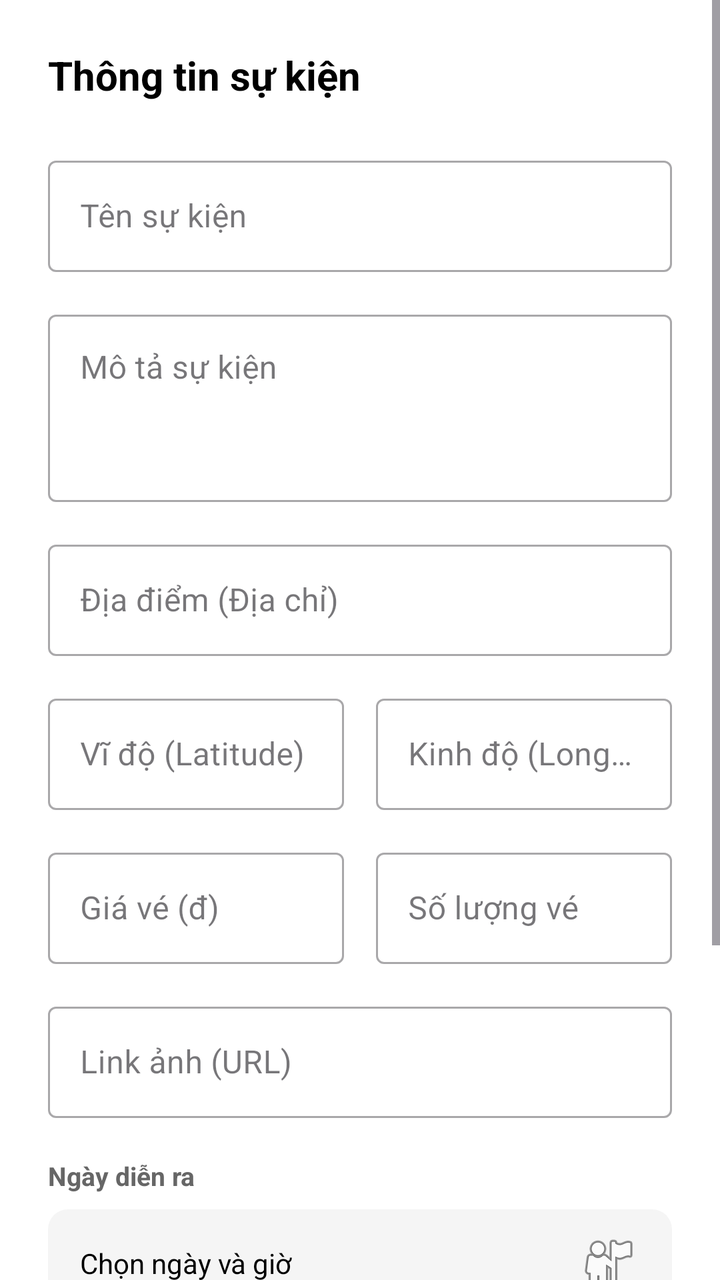
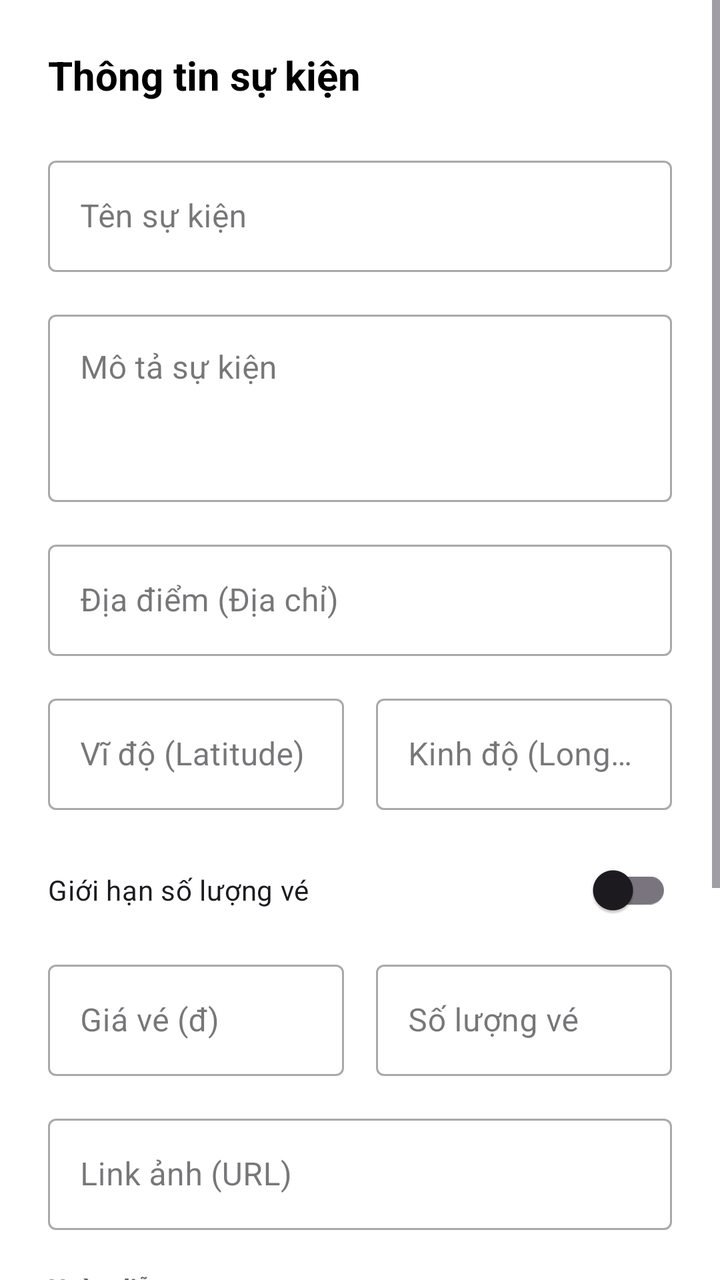

An Android layout rendered at two revisions. The XML below is the earlier revision; the diff shows what the commit changed to produce the second picture.
<!-- AndroidManifest.xml: application theme Theme.Event_management -->
<!-- res/layout/dialog_add_edit_event.xml -->
<?xml version="1.0" encoding="utf-8"?>
<ScrollView xmlns:android="http://schemas.android.com/apk/res/android"
    xmlns:app="http://schemas.android.com/apk/res-auto"
    android:layout_width="match_parent"
    android:layout_height="wrap_content"
    android:background="#FFFFFF">

    <LinearLayout
        android:layout_width="match_parent"
        android:layout_height="wrap_content"
        android:orientation="vertical"
        android:padding="24dp">

        <TextView
            android:id="@+id/tvDialogTitle"
            android:layout_width="wrap_content"
            android:layout_height="wrap_content"
            android:text="Thông tin sự kiện"
            android:textSize="20sp"
            android:textStyle="bold"
            android:textColor="#000000"
            android:layout_marginBottom="24dp"/>

        <com.google.android.material.textfield.TextInputLayout
            android:layout_width="match_parent"
            android:layout_height="wrap_content"
            android:layout_marginBottom="16dp"
            style="@style/Widget.MaterialComponents.TextInputLayout.OutlinedBox">
            <com.google.android.material.textfield.TextInputEditText
                android:id="@+id/edtAdminEventTitle"
                android:layout_width="match_parent"
                android:layout_height="wrap_content"
                android:hint="Tên sự kiện"
                android:inputType="text"/>
        </com.google.android.material.textfield.TextInputLayout>

        <com.google.android.material.textfield.TextInputLayout
            android:layout_width="match_parent"
            android:layout_height="wrap_content"
            android:layout_marginBottom="16dp"
            style="@style/Widget.MaterialComponents.TextInputLayout.OutlinedBox">
            <com.google.android.material.textfield.TextInputEditText
                android:id="@+id/edtAdminEventDesc"
                android:layout_width="match_parent"
                android:layout_height="wrap_content"
                android:hint="Mô tả sự kiện"
                android:gravity="top"
                android:minLines="3"
                android:inputType="textMultiLine"/>
        </com.google.android.material.textfield.TextInputLayout>

        <com.google.android.material.textfield.TextInputLayout
            android:layout_width="match_parent"
            android:layout_height="wrap_content"
            android:layout_marginBottom="16dp"
            style="@style/Widget.MaterialComponents.TextInputLayout.OutlinedBox">
            <com.google.android.material.textfield.TextInputEditText
                android:id="@+id/edtAdminEventLocation"
                android:layout_width="match_parent"
                android:layout_height="wrap_content"
                android:hint="Địa điểm (Địa chỉ)"
                android:inputType="text"/>
        </com.google.android.material.textfield.TextInputLayout>

        <LinearLayout
            android:layout_width="match_parent"
            android:layout_height="wrap_content"
            android:orientation="horizontal"
            android:layout_marginBottom="16dp">

            <com.google.android.material.textfield.TextInputLayout
                android:layout_width="0dp"
                android:layout_height="wrap_content"
                android:layout_weight="1"
                android:layout_marginEnd="8dp"
                style="@style/Widget.MaterialComponents.TextInputLayout.OutlinedBox">
                <com.google.android.material.textfield.TextInputEditText
                    android:id="@+id/edtAdminEventLat"
                    android:layout_width="match_parent"
                    android:layout_height="wrap_content"
                    android:hint="Vĩ độ (Latitude)"
                    android:inputType="numberDecimal|numberSigned"/>
            </com.google.android.material.textfield.TextInputLayout>

            <com.google.android.material.textfield.TextInputLayout
                android:layout_width="0dp"
                android:layout_height="wrap_content"
                android:layout_weight="1"
                android:layout_marginStart="8dp"
                style="@style/Widget.MaterialComponents.TextInputLayout.OutlinedBox">
                <com.google.android.material.textfield.TextInputEditText
                    android:id="@+id/edtAdminEventLng"
                    android:layout_width="match_parent"
                    android:layout_height="wrap_content"
                    android:hint="Kinh độ (Longitude)"
                    android:inputType="numberDecimal|numberSigned"/>
            </com.google.android.material.textfield.TextInputLayout>
        </LinearLayout>

        <LinearLayout
            android:layout_width="match_parent"
            android:layout_height="wrap_content"
            android:orientation="horizontal"
            android:layout_marginBottom="16dp">

            <com.google.android.material.textfield.TextInputLayout
                android:layout_width="0dp"
                android:layout_height="wrap_content"
                android:layout_weight="1"
                android:layout_marginEnd="8dp"
                style="@style/Widget.MaterialComponents.TextInputLayout.OutlinedBox">
                <com.google.android.material.textfield.TextInputEditText
                    android:id="@+id/edtAdminEventPrice"
                    android:layout_width="match_parent"
                    android:layout_height="wrap_content"
                    android:hint="Giá vé (đ)"
                    android:inputType="number"/>
            </com.google.android.material.textfield.TextInputLayout>

            <com.google.android.material.textfield.TextInputLayout
                android:layout_width="0dp"
                android:layout_height="wrap_content"
                android:layout_weight="1"
                android:layout_marginStart="8dp"
                style="@style/Widget.MaterialComponents.TextInputLayout.OutlinedBox">
                <com.google.android.material.textfield.TextInputEditText
                    android:id="@+id/edtAdminEventRemaining"
                    android:layout_width="match_parent"
                    android:layout_height="wrap_content"
                    android:hint="Số lượng vé"
                    android:inputType="number"/>
            </com.google.android.material.textfield.TextInputLayout>
        </LinearLayout>

        <com.google.android.material.textfield.TextInputLayout
            android:layout_width="match_parent"
            android:layout_height="wrap_content"
            android:layout_marginBottom="20dp"
            style="@style/Widget.MaterialComponents.TextInputLayout.OutlinedBox">
            <com.google.android.material.textfield.TextInputEditText
                android:id="@+id/edtAdminEventImageUrl"
                android:layout_width="match_parent"
                android:layout_height="wrap_content"
                android:hint="Link ảnh (URL)"
                android:inputType="textUri"/>
        </com.google.android.material.textfield.TextInputLayout>

        <TextView
            android:layout_width="wrap_content"
            android:layout_height="wrap_content"
            android:text="Ngày diễn ra"
            android:textSize="13sp"
            android:textStyle="bold"
            android:textColor="#666666"
            android:layout_marginBottom="8dp"/>
        <TextView
            android:id="@+id/tvAdminEventDate"
            android:layout_width="match_parent"
            android:layout_height="54dp"
            android:text="Chọn ngày và giờ"
            android:gravity="center_vertical"
            android:textColor="#000000"
            android:background="@drawable/bg_gray_rounded_10"
            android:paddingHorizontal="16dp"
            android:layout_marginBottom="20dp"
            android:drawableEnd="@android:drawable/ic_menu_myplaces"/>

        <TextView
            android:layout_width="wrap_content"
            android:layout_height="wrap_content"
            android:text="Danh mục"
            android:textSize="13sp"
            android:textStyle="bold"
            android:textColor="#666666"
            android:layout_marginBottom="8dp"/>
        <Spinner
            android:id="@+id/spinnerAdminEventCategory"
            android:layout_width="match_parent"
            android:layout_height="54dp"
            android:background="@drawable/bg_gray_rounded_10"
            android:layout_marginBottom="32dp"/>

        <LinearLayout
            android:layout_width="match_parent"
            android:layout_height="wrap_content"
            android:orientation="horizontal">
            <com.google.android.material.button.MaterialButton
                android:id="@+id/btnAdminDialogCancel"
                android:layout_width="0dp"
                android:layout_weight="1"
                android:layout_height="52dp"
                android:text="Hủy"
                android:textAllCaps="false"
                android:textColor="#666666"
                android:backgroundTint="#F5F5F5"
                android:layout_marginEnd="8dp"
                app:cornerRadius="8dp"
                style="@style/Widget.MaterialComponents.Button.UnelevatedButton"/>
            <com.google.android.material.button.MaterialButton
                android:id="@+id/btnAdminDialogSave"
                android:layout_width="0dp"
                android:layout_weight="1"
                android:layout_height="52dp"
                android:text="Lưu lại"
                android:textAllCaps="false"
                android:textStyle="bold"
                android:backgroundTint="#185FA5"
                android:textColor="#FFFFFF"
                android:layout_marginStart="8dp"
                app:cornerRadius="8dp"/>
        </LinearLayout>
    </LinearLayout>
</ScrollView>
<!-- resources referenced by this layout -->
<resources>
  <!-- drawable bg_gray_rounded_10 (drawable) -->
  <?xml version="1.0" encoding="utf-8"?>
  <shape xmlns:android="http://schemas.android.com/apk/res/android">
      <solid android:color="#F5F5F5" />
      <corners android:radius="10dp" />
  </shape>
  <style name="Theme.Event_management" parent="Base.Theme.Event_management" />
  <style name="Base.Theme.Event_management" parent="Theme.Material3.DayNight.NoActionBar">
          <item name="colorPrimary">#0066FF</item> <item name="android:statusBarColor">#FFFFFF</item> <item name="android:windowLightStatusBar">true</item> </style>
</resources>

<!-- the commit's change to res/layout/dialog_add_edit_event.xml (unified diff, before → after) -->
@@ -97,6 +97,13 @@
             </com.google.android.material.textfield.TextInputLayout>
         </LinearLayout>
 
+        <com.google.android.material.switchmaterial.SwitchMaterial
+            android:id="@+id/switchIsLimited"
+            android:layout_width="match_parent"
+            android:layout_height="wrap_content"
+            android:text="Giới hạn số lượng vé"
+            android:layout_marginBottom="8dp"/>
+
         <LinearLayout
             android:layout_width="match_parent"
             android:layout_height="wrap_content"
@@ -118,6 +125,7 @@
             </com.google.android.material.textfield.TextInputLayout>
 
             <com.google.android.material.textfield.TextInputLayout
+                android:id="@+id/layoutAdminEventRemaining"
                 android:layout_width="0dp"
                 android:layout_height="wrap_content"
                 android:layout_weight="1"
